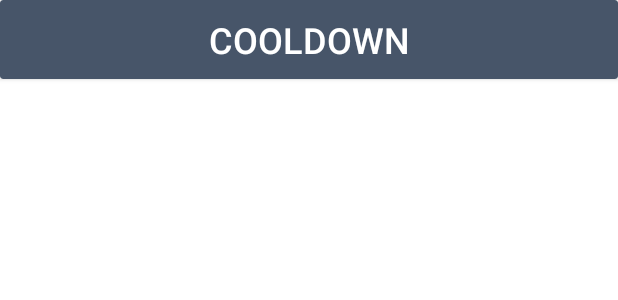
After one commit to tea561/MOSIS-PROJEKAT, an Android app: the layout bottom_sheet_cooldown.xml on its own in the app's theme, with its tools: preview values and no code run, on a phone screen of 412 x 824 dp. The commit adds this screen. Shown: the top 300 px of the screen. Run offline under Robolectric (Android 15) with nearby library versions, the phone set to English and light mode, and no system bars.

```diff
--- /dev/null
+++ b/CaptureTheFlag/app/src/main/res/drawable/ic_person_solid.xml
@@ -0,0 +1,4 @@
+<vector android:height="51.2dp" android:viewportHeight="512"
+    android:viewportWidth="320" android:width="32dp" xmlns:android="http://schemas.android.com/apk/res/android">
+    <path android:fillColor="#FF000000" android:pathData="M208,48C208,74.51 186.5,96 160,96C133.5,96 112,74.51 112,48C112,21.49 133.5,0 160,0C186.5,0 208,21.49 208,48zM152,352V480C152,497.7 137.7,512 120,512C102.3,512 88,497.7 88,480V256.9L59.43,304.5C50.33,319.6 30.67,324.5 15.52,315.4C0.37,306.3 -4.53,286.7 4.57,271.5L62.85,174.6C80.2,145.7 111.4,128 145.1,128H174.9C208.6,128 239.8,145.7 257.2,174.6L315.4,271.5C324.5,286.7 319.6,306.3 304.5,315.4C289.3,324.5 269.7,319.6 260.6,304.5L232,256.9V480C232,497.7 217.7,512 200,512C182.3,512 168,497.7 168,480V352L152,352z"/>
+</vector>
--- /dev/null
+++ b/CaptureTheFlag/app/src/main/res/layout/bottom_sheet_cooldown.xml
@@ -0,0 +1,22 @@
+<?xml version="1.0" encoding="utf-8"?>
+<androidx.cardview.widget.CardView xmlns:android="http://schemas.android.com/apk/res/android"
+    xmlns:app="http://schemas.android.com/apk/res-auto"
+    android:layout_width="match_parent"
+    android:layout_height="wrap_content"
+    android:backgroundTint="@color/gray_dark"
+    android:padding="8dp">
+
+        <TextView
+            android:id="@+id/idLblSetMarker"
+            android:layout_width="match_parent"
+            android:layout_height="wrap_content"
+            android:layout_marginTop="10dp"
+            android:layout_marginBottom="10dp"
+            android:text="COOLDOWN"
+            android:textAlignment="center"
+            android:textAppearance="@style/TextAppearance.AppCompat.Display4"
+            android:textColor="@color/white"
+            android:textSize="24sp"
+            android:textStyle="bold" />
+
+</androidx.cardview.widget.CardView>
```
Also changed, not shown: CaptureTheFlag/app/src/main/java/elfak/mosis/capturetheflag/game/map/MapFragment.kt (+122 -93 lines), CaptureTheFlag/app/src/main/java/elfak/mosis/capturetheflag/game/map/MapViewModel.kt (+6 -22 lines).
